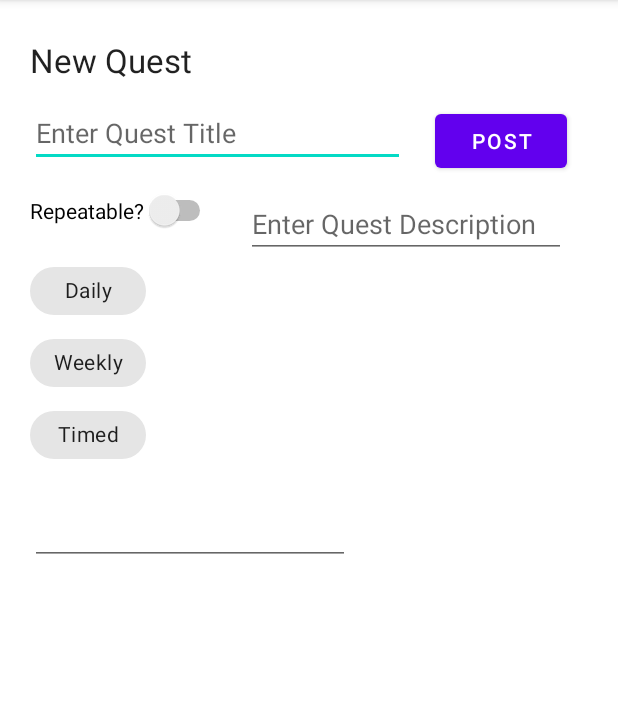
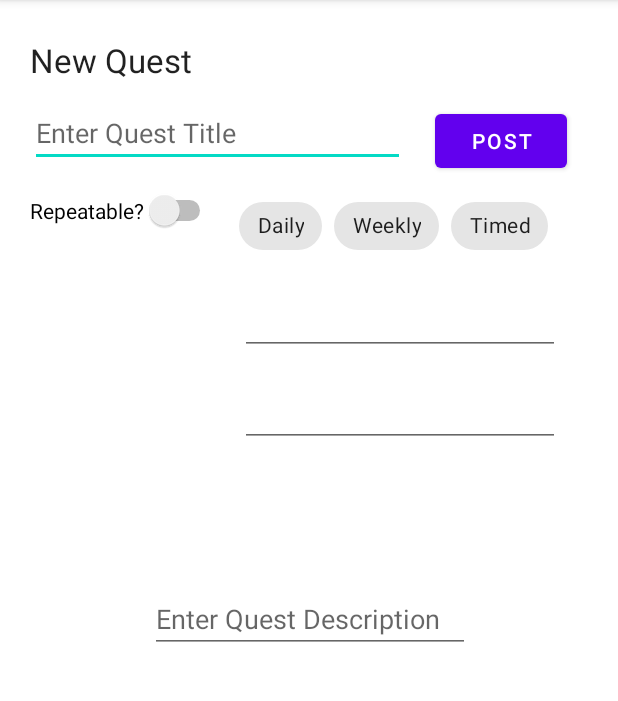
Before and after one commit to BrianJSo/QuestLogbook, an Android app: the QuestMakerForm screen opened directly, with no data from a screen before it, on a phone screen of 412 x 824 dp, the part 84-785 px from its top. Run offline under Robolectric (Android 15) with nearby library versions, the light colour scheme and no system bars.

Commit message:
quest maker form class: initial elements

```diff
--- a/app/src/main/res/layout/activity_quest_maker_form.xml
+++ b/app/src/main/res/layout/activity_quest_maker_form.xml
@@ -51,32 +51,32 @@
 
     <com.google.android.material.chip.ChipGroup
         android:id="@+id/chipGroup"
-        android:layout_width="77dp"
-        android:layout_height="151dp"
-        android:layout_marginStart="20dp"
-        android:layout_marginTop="16dp"
-        app:layout_constraintStart_toStartOf="parent"
-        app:layout_constraintTop_toBottomOf="@+id/switch1"
-        app:singleLine="false"
+        android:layout_width="217dp"
+        android:layout_height="49dp"
+        android:layout_marginStart="15dp"
+        android:layout_marginTop="15dp"
+        app:layout_constraintStart_toEndOf="@+id/switch1"
+        app:layout_constraintTop_toBottomOf="@+id/editTextTextPersonName"
+        app:singleLine="true"
         app:singleSelection="true">
 
         <com.google.android.material.chip.Chip
             android:id="@+id/chip5"
-            android:layout_width="match_parent"
+            android:layout_width="wrap_content"
             android:layout_height="wrap_content"
             android:text="@string/qmf_daily"
             android:textAlignment="center" />
 
         <com.google.android.material.chip.Chip
             android:id="@+id/chip6"
-            android:layout_width="match_parent"
+            android:layout_width="wrap_content"
             android:layout_height="wrap_content"
             android:text="@string/qmf_weekly"
             android:textAlignment="center" />
 
         <com.google.android.material.chip.Chip
             android:id="@+id/chip7"
-            android:layout_width="match_parent"
+            android:layout_width="wrap_content"
             android:layout_height="wrap_content"
             android:text="@string/qmf_timed"
             android:textAlignment="center" />
@@ -86,23 +86,34 @@
         android:id="@+id/editTextTextPersonName2"
         android:layout_width="wrap_content"
         android:layout_height="wrap_content"
-        android:layout_marginStart="20dp"
-        android:layout_marginTop="15dp"
+        android:layout_marginStart="100dp"
+        android:layout_marginTop="92dp"
         android:ems="10"
         android:hint="@string/qmf_desc"
         android:inputType="textPersonName"
-        app:layout_constraintStart_toEndOf="@+id/switch1"
-        app:layout_constraintTop_toBottomOf="@+id/editTextTextPersonName" />
+        app:layout_constraintStart_toStartOf="parent"
+        app:layout_constraintTop_toBottomOf="@+id/editTextDate" />
 
     <EditText
         android:id="@+id/editTextTime"
         android:layout_width="wrap_content"
         android:layout_height="wrap_content"
-        android:layout_marginStart="20dp"
-        android:layout_marginTop="10dp"
+        android:layout_marginStart="160dp"
+        android:layout_marginTop="15dp"
         android:ems="10"
         android:inputType="time"
         app:layout_constraintStart_toStartOf="parent"
         app:layout_constraintTop_toBottomOf="@+id/chipGroup" />
 
+    <EditText
+        android:id="@+id/editTextDate"
+        android:layout_width="wrap_content"
+        android:layout_height="wrap_content"
+        android:layout_marginStart="160dp"
+        android:layout_marginTop="16dp"
+        android:ems="10"
+        android:inputType="date"
+        app:layout_constraintStart_toStartOf="parent"
+        app:layout_constraintTop_toBottomOf="@+id/editTextTime" />
+
 </androidx.constraintlayout.widget.ConstraintLayout>
```
